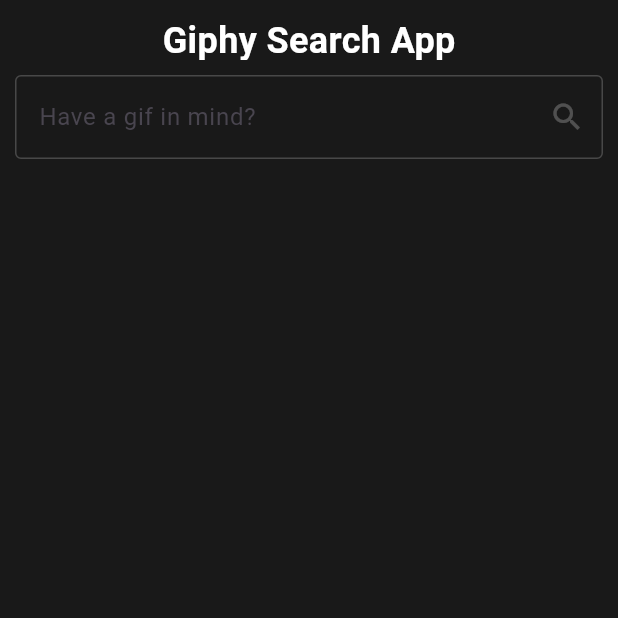
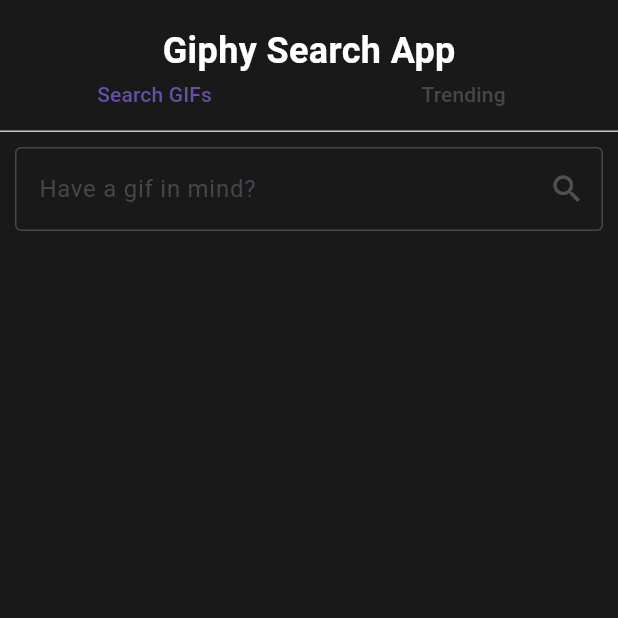
Before and after one commit to solarwind559/giphy-search-app, a Flutter app: the screen it shows after launch, on a phone screen of 412 x 824 dp, the top half of it. Run offline on Flutter 3.47's test engine with Material 3 defaults, Android fonts, the phone set to English and light mode, and no system bars; network calls fail.

Commit message:
progress

```diff
--- a/lib/giphy.dart
+++ b/lib/giphy.dart
@@ -1,9 +1,8 @@
 import 'package:flutter/material.dart';
+import 'package:giphy_search/widgets/gif_grid.dart';
+import 'package:giphy_search/widgets/giphy_api.dart';
 import 'package:giphy_search/widgets/searchbar.dart';
-import 'package:http/http.dart' as http;
-import 'dart:convert';
 import 'dart:async';
-
 
 class GiphyPage extends StatefulWidget {
   const GiphyPage({super.key});
@@ -12,72 +11,56 @@
   State<GiphyPage> createState() => _GiphyPageState();
 }
 
-class _GiphyPageState extends State<GiphyPage> {
+class _GiphyPageState extends State<GiphyPage> with SingleTickerProviderStateMixin {
+  final GiphyApi _giphyApi = GiphyApi();
+  List<dynamic> _trendingResults = [];
   List<dynamic> _searchResults = [];
-  String _searchQuery = '';
+  bool _isLoading = false;
+  Timer? _debounce;
+  late TabController _tabController;
 
-  // Auto search
-  Timer? _debounce;
-
-
-  void _searchGifs(String query) async {
-    if (query.isEmpty) {
-      setState(() {
-        _searchResults.clear();
-      });
-      return;
+  @override
+  void initState() {
+    super.initState();
+    _tabController = TabController(length: 2, vsync: this);
+    _fetchTrendingGifs();
   }
 
-    final apiKey = 'pYstvToklKSFJk862BESFwzoMwXzcDND';
-    final url =
-        'https://api.giphy.com/v1/gifs/search?api_key=$apiKey&q=$query&limit=20&offset=0';
+  void _searchGifs(String query) {
+    if (_debounce?.isActive ?? false) _debounce!.cancel();
+    _debounce = Timer(const Duration(milliseconds: 500), () async {
+      setState(() {
+        _isLoading = true;
+      });
 
-    // final trendy = 'https://api.giphy.com/v1/gifs/trending?api_key=$apiKey&q=$query&limit=20&offset=0';
-
-  // Error Handling:
-
-  try {
-    final response = await http.get(Uri.parse(url));
-    if (response.statusCode == 200) {
-      final data = json.decode(response.body);
-      if (data['data'].isEmpty) {
-        // Empty search results?
-        _showSnackBar('No such GIFs found.');
-      } else {
+      final results = await _giphyApi.searchGifs(context, query);
       setState(() {
-          _searchResults = data['data'];
+        _searchResults = results;
+        _isLoading = false;
+      });
     });
   }
-    } else {
-      _showSnackBar('Failed to fetch GIFs: ${response.statusCode}');
-    }
-  } catch (e) {
-    _showSnackBar('Failed to fetch GIFs: $e');
-  }
+
+  void _fetchTrendingGifs() async {
+    final results = await _giphyApi.fetchTrendingGifs(context);
+    setState(() {
+      _trendingResults = results;
+    });
   }
 
-// Snackbar is a widget provided by flutter to display a dismissible pop-up message on your application.
-void _showSnackBar(String message) {
-  final snackBar = SnackBar(content: Text(message));
-  ScaffoldMessenger.of(context).showSnackBar(snackBar);
-}
-
-// Auto-search
   void _onSearchChanged(String query) {
     if (_debounce?.isActive ?? false) _debounce!.cancel();
-    _debounce = Timer(
-      const Duration(milliseconds: 500), () {
+    _debounce = Timer(const Duration(milliseconds: 500), () {
       _searchGifs(query);
-    }
-    );
+    });
   }
 
   @override
   void dispose() {
     _debounce?.cancel();
+    _tabController.dispose();
     super.dispose();
   }
-// Ends auto-search
 
   @override
   Widget build(BuildContext context) {
@@ -86,10 +69,17 @@
     appBar: AppBar(
       backgroundColor: const Color.fromARGB(255, 25, 25, 25),
       toolbarHeight: 40.0,
+      bottom: TabBar(
+        controller: _tabController,
+        indicator: BoxDecoration(),
+        tabs: [
+          Tab(text: 'Search GIFs'),
+          Tab(text: 'Trending'),
+        ],
+      ),
       flexibleSpace: Center(
         child: Padding(
-            padding: const EdgeInsets.only(
-                top: 10),
+          padding: const EdgeInsets.only(bottom: 20),
           child: Text(
             'Giphy Search App',
             style: TextStyle(
@@ -101,8 +91,10 @@
         ),
       ),
     ),
-      body: Column(
-        mainAxisAlignment: MainAxisAlignment.start,
+    body: TabBarView(
+      controller: _tabController,
+      children: [
+        Column(
           children: [
             NewSearchBar(
               backgroundColor: const Color.fromARGB(255, 25, 25, 25),
@@ -110,15 +102,9 @@
                 children: [
                   Expanded(
                     child: Padding(
-                    padding:
-                        const EdgeInsets.all(10),
+                      padding: const EdgeInsets.all(10),
                       child: TextField(
                         style: TextStyle(color: Colors.white),
-
-                      // onChanged: (value) {
-                      //   _searchQuery = value;
-                      //   _searchGifs(_searchQuery);
-                      // },
                         onChanged: _onSearchChanged,
                         decoration: InputDecoration(
                           enabledBorder: OutlineInputBorder(
@@ -140,24 +126,14 @@
                 ],
               ),
             ),
-
-          // Grid view
             Expanded(
-            child: GridView.builder(
-              itemCount: _searchResults.length,
-              padding: const EdgeInsets.all(10),
-              itemBuilder: (context, index) {
-                return Image.network(
-                  _searchResults[index]['images']['original']['url'],
-                );
-              },
-              gridDelegate: const SliverGridDelegateWithFixedCrossAxisCount(
-                mainAxisSpacing: 5,
-                crossAxisSpacing: 5,
-                crossAxisCount: 2,
+              child: _isLoading
+                  ? Center(child: CircularProgressIndicator())
+                  : GifGrid(searchResults: _searchResults),
             ),
+          ],
         ),
-          ),
+        GifGrid(searchResults: _trendingResults), // Moved the trending GIFs to the second position
       ],
     ),
   );
--- /dev/null
+++ b/lib/widgets/gif_grid.dart
@@ -0,0 +1,30 @@
+import 'package:flutter/material.dart';
+
+class GifGrid extends StatelessWidget {
+  final List<dynamic> searchResults;
+
+  const GifGrid({required this.searchResults, Key? key}) : super(key: key);
+
+  @override
+  Widget build(BuildContext context) {
+    Orientation orientation = MediaQuery.of(context).orientation;
+    return GridView.builder(
+      itemCount: searchResults.length,
+      padding: const EdgeInsets.all(10),
+      itemBuilder: (context, index) {
+        return Container(
+          color: Color.fromARGB(255, 50, 50, 50),
+          child: Image.network(
+            searchResults[index]['images']['original']['url'],
+            fit: BoxFit.cover,
+          ),
+        );
+      },
+      gridDelegate: SliverGridDelegateWithFixedCrossAxisCount(
+        mainAxisSpacing: 5,
+        crossAxisSpacing: 5,
+        crossAxisCount: orientation == Orientation.portrait ? 2 : 4,
+      ),
+    );
+  }
+}
--- /dev/null
+++ b/lib/widgets/giphy_api.dart
@@ -0,0 +1,54 @@
+import 'package:flutter/material.dart';
+import 'package:http/http.dart' as http;
+import 'dart:convert';
+import 'dart:async';
+
+class GiphyApi {
+  final String apiKey = 'pYstvToklKSFJk862BESFwzoMwXzcDND';
+
+  // Search
+  Future<List<dynamic>> searchGifs(BuildContext context, String query) async {
+    if (query.isEmpty) return [];
+
+    final url = 'https://api.giphy.com/v1/gifs/search?api_key=$apiKey&q=$query&limit=20&offset=0';
+
+    try {
+      final response = await http.get(Uri.parse(url));
+      if (response.statusCode == 200) {
+        final data = json.decode(response.body);
+        return data['data'];
+      } else {
+        _showSnackBar(context, 'Failed to fetch GIFs: ${response.statusCode}');
+        return [];
+      }
+    } catch (e) {
+      _showSnackBar(context, 'Failed to fetch GIFs: $e');
+      return [];
+    }
+  }
+
+  // Trending
+  Future<List<dynamic>> fetchTrendingGifs(BuildContext context) async {
+    final url = 'https://api.giphy.com/v1/gifs/trending?api_key=$apiKey&limit=20&offset=0';
+
+    try {
+      final response = await http.get(Uri.parse(url));
+      if (response.statusCode == 200) {
+        final data = json.decode(response.body);
+        return data['data'];
+      } else {
+        _showSnackBar(context, 'Failed to fetch trending GIFs: ${response.statusCode}');
+        return [];
+      }
+    } catch (e) {
+      _showSnackBar(context, 'Failed to fetch trending GIFs: $e');
+      return [];
+    }
+  }
+}
+
+// Snackbar is a widget provided by flutter to display a dismissible pop-up message on your application.
+void _showSnackBar(BuildContext context, String message) {
+  final snackBar = SnackBar(content: Text(message));
+  ScaffoldMessenger.of(context).showSnackBar(snackBar);
+}
```
Also changed, not shown: to_do.txt (added, +21 -0 lines). Lines whose indentation alone changed are shown as unchanged.
